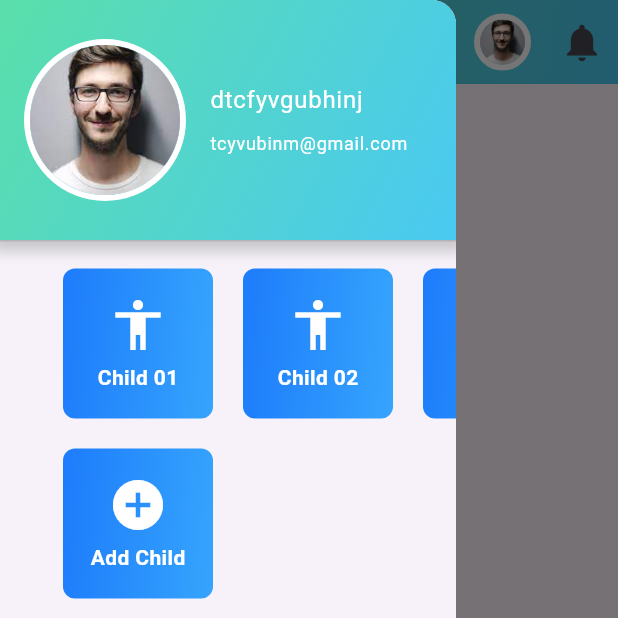
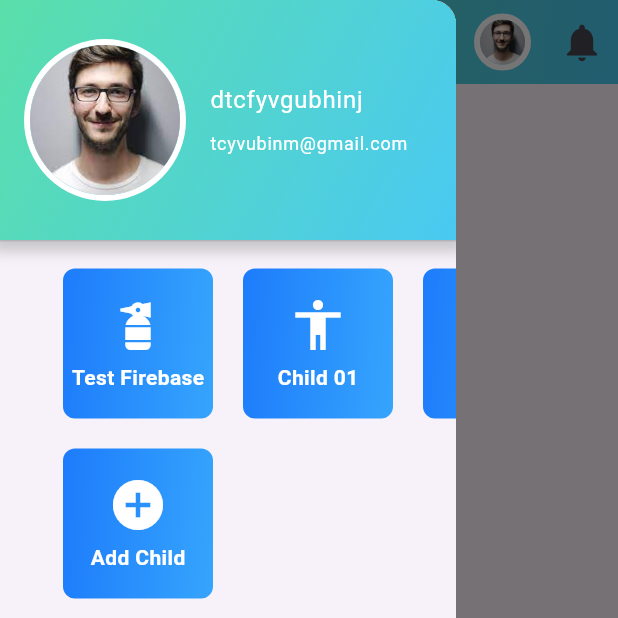
Before and after one commit to HasiniSama/SafeRide-Mobile, a Flutter app: the HomePage screen opened by its route, with the side drawer open, on a phone screen of 412 x 824 dp, the top half of it. Run offline on Flutter 3.47's test engine with Material 3 defaults, Android fonts, the phone set to English and light mode, and no system bars; our stand-ins replace firebase_core, firebase_database, geolocator, google_maps_flutter, table_calendar; missing offline and left inert: flutter_appauth; accounts and stored records are empty.

Commit message:
Added firebase configurations

```diff
--- a/frontend/lib/main.dart
+++ b/frontend/lib/main.dart
@@ -14,6 +14,8 @@ import 'dart:convert';
 import 'package:http/http.dart' as http;
 import 'package:flutter_appauth/flutter_appauth.dart';
 import 'package:safe_ride_mobile/providers/location_provider.dart';
+import 'package:firebase_core/firebase_core.dart';
+import 'package:safe_ride_mobile/screens/firebase/FirebaseAdd.dart';
 
 final FlutterAppAuth flutterAppAuth = FlutterAppAuth();
 
@@ -25,6 +27,8 @@ const userInfoEndpoint =
     'https://api.asgardeo.io/t/hasinisama2/oauth2/userinfo';
 
 void main() async {
+  WidgetsFlutterBinding.ensureInitialized();
+  await Firebase.initializeApp();
   runApp(const MyApp());
 }
 
@@ -146,6 +150,7 @@ class _MyAppState extends State<MyApp> {
             '/bus_list': (context) => const BusList(),
             '/payment': (context) => const PaymentDetails(),
             '/login': (context) => LoginPage(login: login),
+            '/firebase_add': (context) => const FirebaseAdd(),
           }),
     );
   }
--- a/frontend/lib/screens/home/HomeScreen.dart
+++ b/frontend/lib/screens/home/HomeScreen.dart
@@ -39,6 +39,13 @@ class _HomePageState extends State<HomePage> {
                 padding: const EdgeInsets.symmetric(horizontal: 32.0),
                 child: Row(
                   children: const <Widget>[
+                    IconSquare(
+                      navigator: '/firebase_add',
+                      icon: Icon(
+                        Icons.fire_hydrant,
+                      ),
+                      name: 'Test Firebase',
+                    ),
                     IconSquare(
                       navigator: '/child_home',
                       icon: Icon(
--- a/frontend/pubspec.yaml
+++ b/frontend/pubspec.yaml
@@ -40,6 +40,8 @@ dependencies:
   provider: ^6.1.1
   table_calendar: ^3.0.9
   flutter_launcher_icons: ^0.13.1
+  firebase_core: ^2.25.4
+  firebase_database: ^10.4.5
 
   http: ^0.13.6
   flutter_appauth: ^4.2.1
```
Also changed, not shown: frontend/lib/screens/firebase/FirebaseAdd.dart (added, +68 -0 lines).
